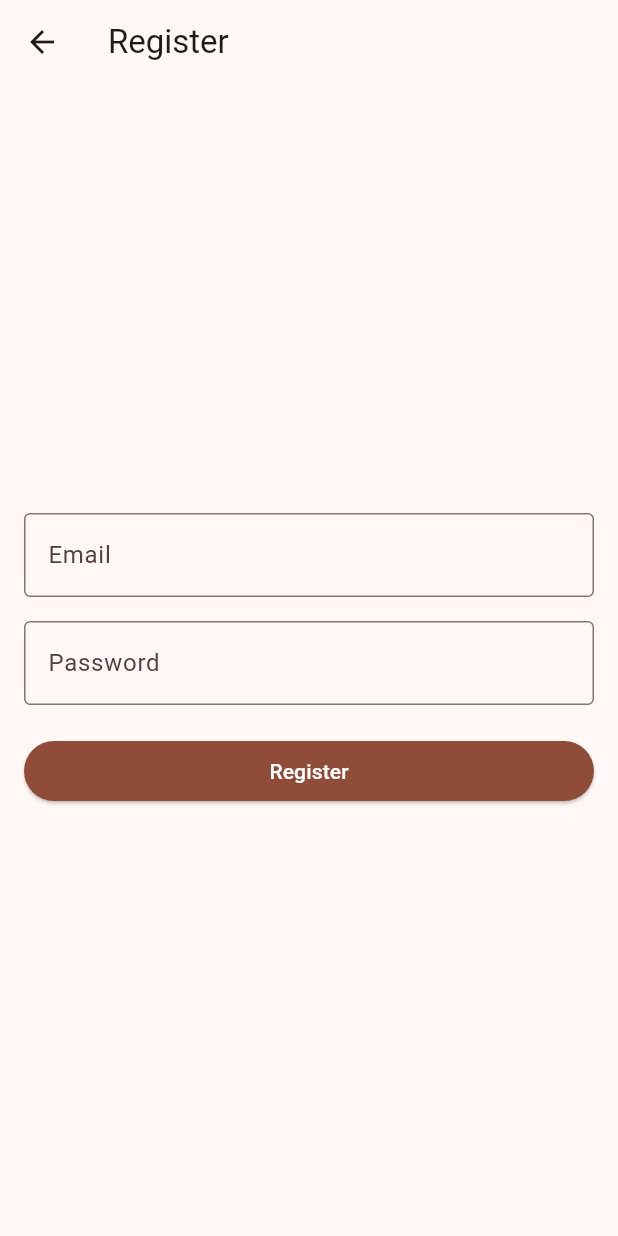
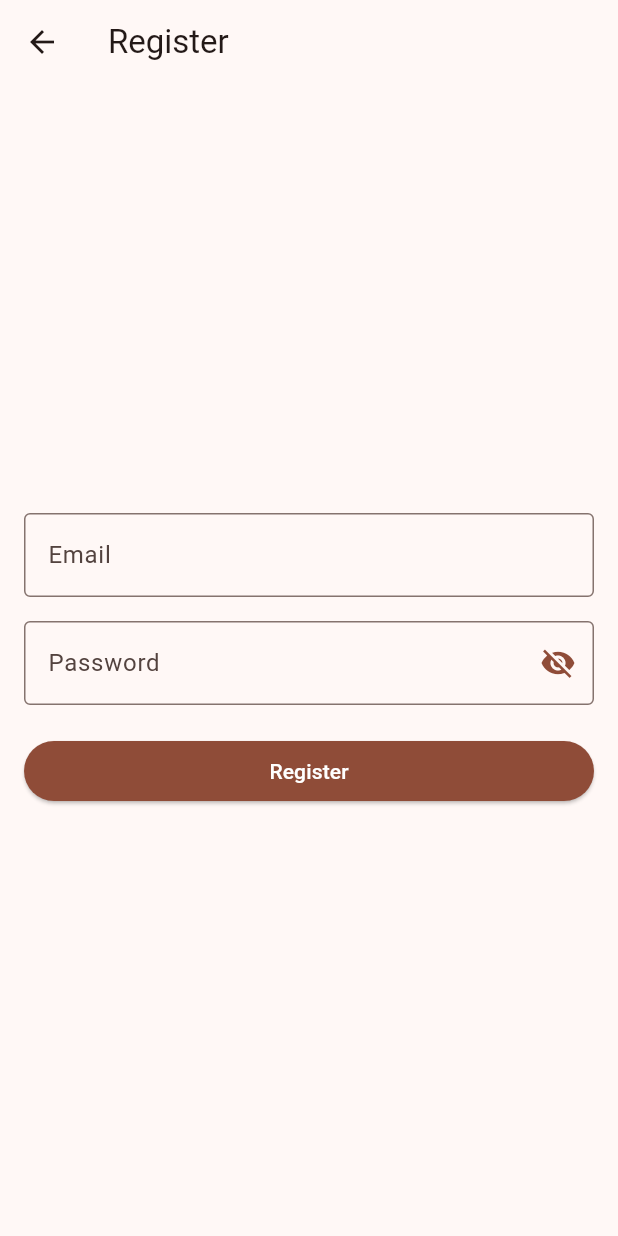
Before and after one commit to mussyahmi/my_finance_mate, a Flutter app: the RegisterPage screen opened directly, on a phone screen of 412 x 824 dp. Run offline on Flutter 3.47's test engine with Material 2 defaults, Android fonts, the phone set to English and light mode, and no system bars; our stand-ins replace cloud_firestore, device_info_plus, firebase_auth, firebase_core, google_fonts, google_sign_in; accounts and stored records are empty.

Commit message:
Add visibility button on register page

```diff
--- a/lib/register_page.dart
+++ b/lib/register_page.dart
@@ -19,6 +19,7 @@ class RegisterPageState extends State<RegisterPage> {
   final TextEditingController _emailController = TextEditingController();
   final TextEditingController _passwordController = TextEditingController();
   bool _isLoading = false;
+  bool _isPasswordVisible = false;
 
   @override
   Widget build(BuildContext context) {
@@ -42,11 +43,25 @@ class RegisterPageState extends State<RegisterPage> {
             const SizedBox(height: 16.0),
             TextField(
               controller: _passwordController,
-              decoration: const InputDecoration(
+              obscureText: !_isPasswordVisible,
+              decoration: InputDecoration(
                 labelText: 'Password',
-                border: OutlineInputBorder(),
+                border: const OutlineInputBorder(),
+                suffixIcon: IconButton(
+                  icon: Icon(
+                    _isPasswordVisible
+                        ? Icons.visibility
+                        : Icons.visibility_off,
+                    color: Theme.of(context).primaryColor,
+                  ),
+                  onPressed: () {
+                    //* Toggle the password visibility when the button is pressed
+                    setState(() {
+                      _isPasswordVisible = !_isPasswordVisible;
+                    });
+                  },
+                ),
               ),
-              obscureText: true,
             ),
             const SizedBox(height: 20.0),
             ElevatedButton(
```
